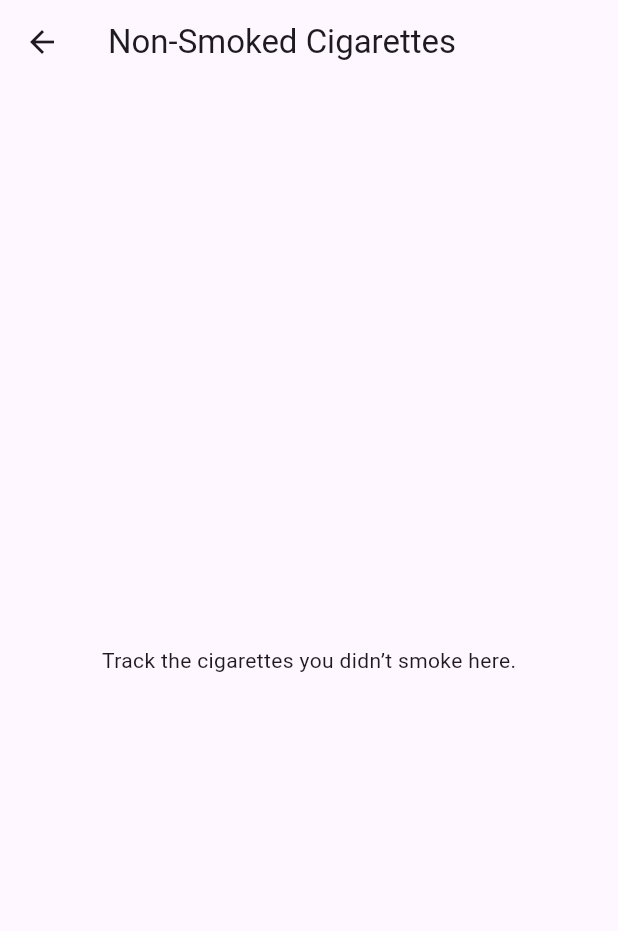
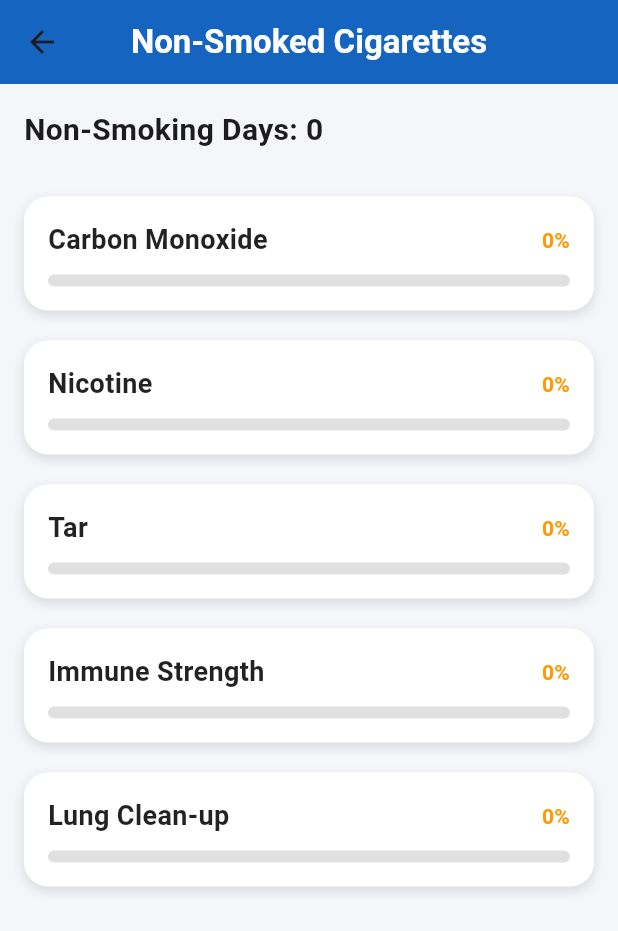
Before and after one commit to FreshStart-Team14/FreshStart, a Flutter app: the NonSmokedCigarettesScreen screen opened directly, on a phone screen of 412 x 824 dp. Shown: the top 931 px of the screen. Run offline on Flutter 3.47's test engine with Material 3 defaults, Android fonts, the phone set to English and light mode, and no system bars; our stand-ins replace cloud_firestore, firebase_auth, firebase_core, fl_chart, fluttertoast, google_fonts and 3 more; accounts and stored records are empty.

```diff
--- a/lib/screens/non_smoked_cigarettes.dart
+++ b/lib/screens/non_smoked_cigarettes.dart
@@ -1,14 +1,158 @@
 import 'package:flutter/material.dart';
+import 'package:firebase_auth/firebase_auth.dart';
+import 'package:cloud_firestore/cloud_firestore.dart';
 
-class NonSmokedCigarettesScreen extends StatelessWidget {
+class NonSmokedCigarettesScreen extends StatefulWidget {
+  @override
+  _NonSmokedCigarettesScreenState createState() =>
+      _NonSmokedCigarettesScreenState();
+}
+
+class _NonSmokedCigarettesScreenState
+    extends State<NonSmokedCigarettesScreen> {
+  int nonSmokingDays = 0;
+
+  final List<Map<String, dynamic>> toxinRecoveryData = [
+    {
+      'name': 'Carbon Monoxide',
+      'recoveryDays': 1,
+    },
+    {
+      'name': 'Nicotine',
+      'recoveryDays': 3,
+    },
+    {
+      'name': 'Tar',
+      'recoveryDays': 30,
+    },
+    {
+      'name': 'Immune Strength',
+      'recoveryDays': 10,
+    },
+    {
+      'name': 'Lung Clean-up',
+      'recoveryDays': 90,
+    },
+  ];
+
+  @override
+  void initState() {
+    super.initState();
+    _loadNonSmokingData();
+  }
+
+  Future<void> _loadNonSmokingData() async {
+    final userId = FirebaseAuth.instance.currentUser?.uid;
+    if (userId != null) {
+      final snapshot = await FirebaseFirestore.instance
+          .collection('users')
+          .doc(userId)
+          .get();
+
+      if (snapshot.exists) {
+        final List<dynamic> days = snapshot.get('nonSmokingDays') ?? [];
+        setState(() {
+          nonSmokingDays = days.length;
+        });
+      }
+    }
+  }
+
+  Widget _buildToxinProgress(Map<String, dynamic> toxin) {
+    final int recoveryDays = toxin['recoveryDays'];
+    final double progress =
+        (nonSmokingDays / recoveryDays).clamp(0.0, 1.0);
+    final bool isRecovered = progress >= 1.0;
+
+    return Container(
+      margin: EdgeInsets.symmetric(vertical: 10),
+      padding: EdgeInsets.all(16),
+      decoration: BoxDecoration(
+        color: Colors.white,
+        borderRadius: BorderRadius.circular(16),
+        boxShadow: [
+          BoxShadow(
+            color: Colors.black12,
+            blurRadius: 6,
+            offset: Offset(0, 3),
+          )
+        ],
+      ),
+      child: Column(
+        crossAxisAlignment: CrossAxisAlignment.start,
+        children: [
+          Row(
+            mainAxisAlignment: MainAxisAlignment.spaceBetween,
+            children: [
+              Text(
+                toxin['name'],
+                style: TextStyle(
+                  fontSize: 18,
+                  fontWeight: FontWeight.bold,
+                  color: Colors.black87,
+                ),
+              ),
+              Text(
+                isRecovered ? '✅ Recovered' : '${(progress * 100).toInt()}%',
+                style: TextStyle(
+                  color: isRecovered ? Colors.green : Colors.orange,
+                  fontWeight: FontWeight.w600,
+                ),
+              ),
+            ],
+          ),
+          SizedBox(height: 10),
+          LinearProgressIndicator(
+            value: progress,
+            minHeight: 8,
+            backgroundColor: Colors.grey.shade300,
+            color: isRecovered ? Colors.green : Colors.orange,
+            borderRadius: BorderRadius.circular(10),
+          ),
+        ],
+      ),
+    );
+  }
+
   @override
   Widget build(BuildContext context) {
     return Scaffold(
+      backgroundColor: Color(0xFFF5F6FA),
       appBar: AppBar(
-        title: Text('Non-Smoked Cigarettes'),
+        title: Text(
+          'Non-Smoked Cigarettes',
+          style: TextStyle(
+            fontWeight: FontWeight.bold,
+            color: Colors.white,
+          ),
+        ),
+        centerTitle: true,
+        backgroundColor: Colors.blue.shade800,
+        elevation: 0,
       ),
-      body: Center(
-        child: Text('Track the cigarettes you didn’t smoke here.'),
+      body: Padding(
+        padding: const EdgeInsets.all(16.0),
+        child: Column(
+          crossAxisAlignment: CrossAxisAlignment.start,
+          children: [
+            Text(
+              'Non-Smoking Days: $nonSmokingDays',
+              style: TextStyle(
+                fontSize: 20,
+                fontWeight: FontWeight.bold,
+              ),
+            ),
+            SizedBox(height: 20),
+            Expanded(
+              child: ListView.builder(
+                itemCount: toxinRecoveryData.length,
+                itemBuilder: (context, index) {
+                  return _buildToxinProgress(toxinRecoveryData[index]);
+                },
+              ),
+            ),
+          ],
+        ),
       ),
     );
   }
--- a/lib/src/services/openai_service.dart
+++ b/lib/src/services/openai_service.dart
@@ -2,7 +2,7 @@ import 'dart:convert';
 import 'package:http/http.dart' as http;
 
 class OpenAIService {
-  static const String _apiKey = 'KEY GOES HERE';
+  static const String _apiKey = 'API S GOES HERE';
   static const String _apiUrl = 'https://api.openai.com/v1/chat/completions';
 
   Future<Map<String, List<String>>> getDietPlan(String bmiCategory) async {
@@ -24,13 +24,13 @@ class OpenAIService {
         'Content-Type': 'application/json',
       },
       body: jsonEncode({
-        "model": "gpt-4",
+        "model": "gpt-3.5-turbo",
         "messages": [
           {"role": "system", "content": "You are a dietitian assistant."},
           {"role": "user", "content": prompt}
         ],
         "max_tokens": 200,
-        "temperature": 0.7,
+        "temperature": 0.3,
       }),
     );
 
--- a/pubspec.yaml
+++ b/pubspec.yaml
@@ -8,6 +8,7 @@ environment:
 dependencies:
   flutter:
     sdk: flutter
+  http: ^1.3.0
   fluttertoast: ^8.2.4
   provider: ^6.0.0
   shared_preferences: ^2.3.2
@@ -17,6 +18,7 @@ dependencies:
   firebase_auth: ^5.3.1
   cloud_firestore: ^5.6.0
   fl_chart: any
+  image_picker: ^1.0.0
 
 
 
```
Also changed, not shown: lib/screens/community_screen.dart (added, +153 -0 lines), lib/screens/dashboard.dart (+11 -18 lines), lib/screens/profile.dart (+153 -173 lines), pubspec.lock, 132 other files.
